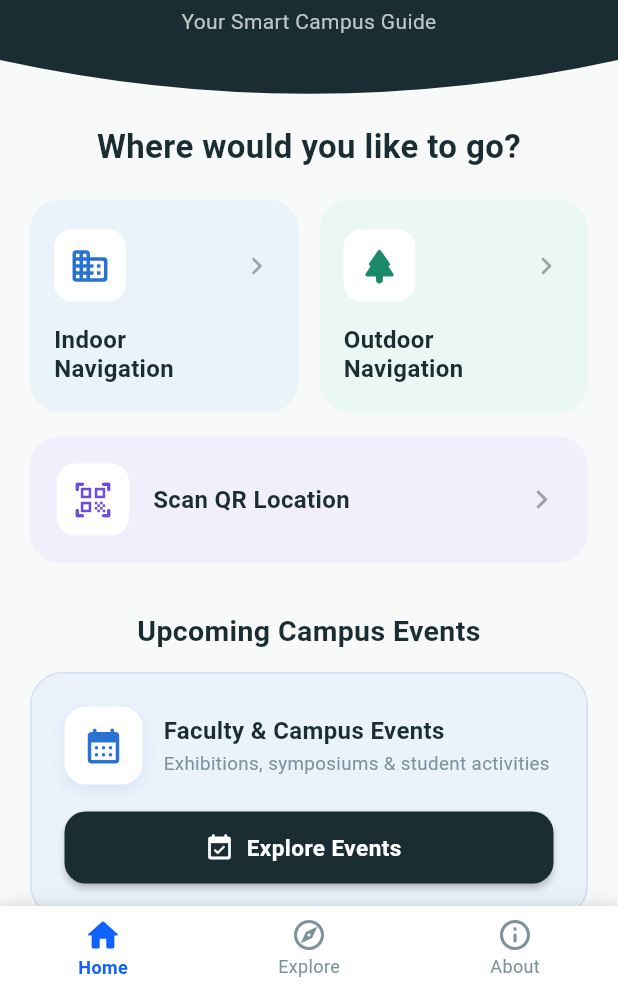
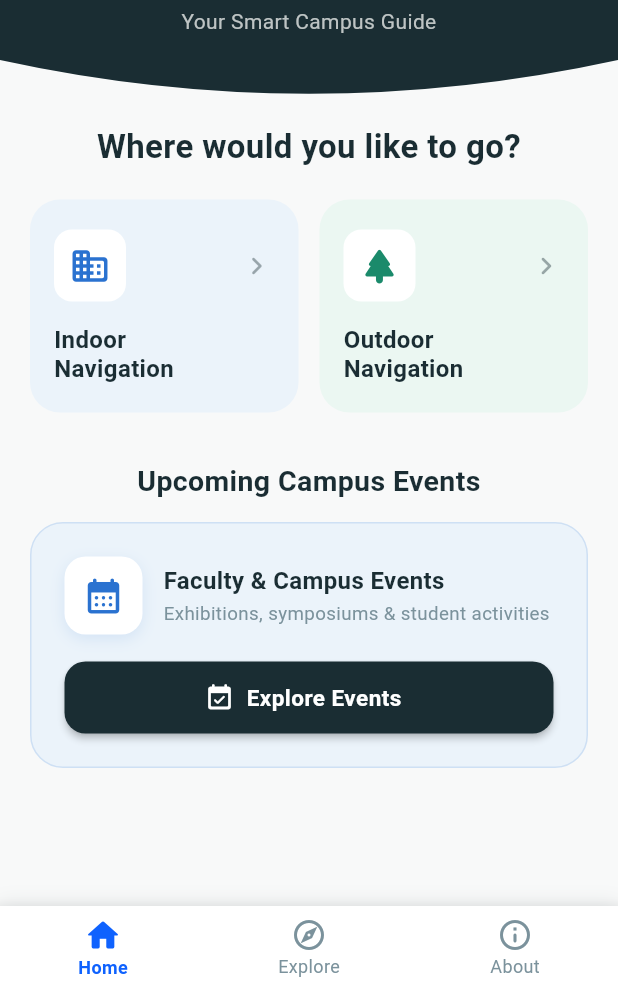
Before and after one commit to Shanilka-Yapa/AR-campus-navigation-system---ARWayz, a Flutter app: the DashboardPage screen opened by its route, on a phone screen of 412 x 824 dp, the part 246-1236 px from its top. Run offline on Flutter 3.47's test engine with Material 3 defaults, Android fonts, the phone set to English and light mode, and no system bars; our stand-ins replace camera, cloud_firestore, firebase_auth, firebase_core, flutter_compass, geolocator and 5 more; missing offline and left inert: dart:ui_web, mobile_scanner; accounts and stored records are empty.

Commit message:
fix: update content and tooltips in various pages for clarity

```diff
--- a/arwayz/lib/features/about/about_page.dart
+++ b/arwayz/lib/features/about/about_page.dart
@@ -81,7 +81,7 @@
                         crossAxisAlignment: CrossAxisAlignment.start,
                         children: [
                           const Text(
-                            'ARWayz is an intelligent AR Campus Navigation System developed specifically for the Faculty of Engineering, University of Ruhuna.',
+                            'ARWayz is an AR Campus Navigation System developed specifically for the Faculty of Engineering, University of Ruhuna.',
                             style: TextStyle(
                               fontSize: 14,
                               height: 1.5,
--- a/arwayz/lib/features/dashboard/dashboard_page.dart
+++ b/arwayz/lib/features/dashboard/dashboard_page.dart
@@ -279,18 +279,18 @@
                   ],
                 ),
 
-                const SizedBox(height: 16),
+                // const SizedBox(height: 16),
 
-                // Full-width Scan QR Location Card
-                _buildActionBannerCard(
-                  context,
-                  title: 'Scan QR Location',
-                  icon: Icons.qr_code_scanner_rounded,
-                  bgColor: const Color(0xFFF2EFFD),
-                  iconColor: const Color(0xFF6B4EE0),
-                  textColor: const Color(0xFF1A2D33),
-                  onTap: () => _openCamera(context),
-                ),
+                // // Full-width Scan QR Location Card
+                // _buildActionBannerCard(
+                //   context,
+                //   title: 'Scan QR Location',
+                //   icon: Icons.qr_code_scanner_rounded,
+                //   bgColor: const Color(0xFFF2EFFD),
+                //   iconColor: const Color(0xFF6B4EE0),
+                //   textColor: const Color(0xFF1A2D33),
+                //   onTap: () => _openCamera(context),
+                // ),
 
                 const SizedBox(height: 32),
 
--- a/arwayz/lib/features/indoor_navigation/building_3d_page.dart
+++ b/arwayz/lib/features/indoor_navigation/building_3d_page.dart
@@ -291,7 +291,7 @@
                 color: Colors.white,
                 size: 20,
               ),
-              tooltip: 'Scan indoor QR',
+              tooltip: 'If you are currently inside the building and want to navigate to a specific area, tap here to select destination and scan the floor QR code to get directions.',
             ),
           ),
         ],
--- a/arwayz/lib/features/welcome/welcome_page.dart
+++ b/arwayz/lib/features/welcome/welcome_page.dart
@@ -158,7 +158,7 @@
                           child: SingleChildScrollView(
                             physics: const BouncingScrollPhysics(),
                             child: Text(
-                              'Welcome to the premier engineering institution in Southern Sri Lanka, located in Hapugala, Galle. Home to five major academic departments—Interdisciplinary Studies, Electrical & Information Engineering, Mechanical & Manufacturing Engineering, Civil & Environmental Engineering—and advanced research facilities. ARWayz provides seamless Augmented Reality navigation across our state-of-the-art department complexes, laboratories, and campus facilities.',
+                              'Welcome to the premier engineering institution in Southern Sri Lanka, located in Hapugala, Galle. Home to five major academic departments—Interdisciplinary Studies, Electrical & Information Engineering, Mechanical & Manufacturing Engineering, Civil & Environmental Engineering—and advanced research facilities.ARWayz is a smart campus navigation system that combines GPS-based outdoor navigation, AR compass guidance, and QR code-based indoor wayfinding. It helps students and visitors locate university buildings, explore interactive 3D floor plans, and navigate campus facilities with ease.',
                               textAlign: TextAlign.center,
                               style: TextStyle(
                                 fontSize: 13.5,
```
